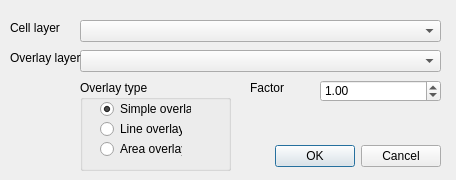
bvthomsen/Cellmaker-qgis, file CellMaker/ui_cellmaker2.ui: the form before one commit.
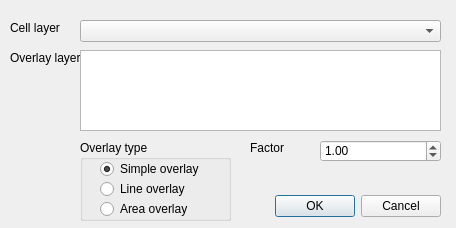
The form after the commit.

The edit to the form file:
```diff
--- a/CellMaker/ui_cellmaker2.ui
+++ b/CellMaker/ui_cellmaker2.ui
@@ -7,7 +7,7 @@
     <x>0</x>
     <y>0</y>
     <width>456</width>
-    <height>180</height>
+    <height>228</height>
    </rect>
   </property>
   <property name="windowTitle">
@@ -16,9 +16,9 @@
   <widget class="QDialogButtonBox" name="buttonBox">
    <property name="geometry">
     <rect>
-     <x>100</x>
-     <y>140</y>
-     <width>341</width>
+     <x>250</x>
+     <y>190</y>
+     <width>191</width>
      <height>32</height>
     </rect>
    </property>
@@ -43,8 +43,8 @@
    <property name="geometry">
     <rect>
      <x>250</x>
-     <y>80</y>
-     <width>51</width>
+     <y>140</y>
+     <width>71</width>
      <height>16</height>
     </rect>
    </property>
@@ -56,7 +56,7 @@
    <property name="geometry">
     <rect>
      <x>320</x>
-     <y>80</y>
+     <y>140</y>
      <width>121</width>
      <height>22</height>
     </rect>
@@ -84,22 +84,12 @@
     <string>Cell layer</string>
    </property>
   </widget>
-  <widget class="QComboBox" name="cbOverlays">
-   <property name="geometry">
-    <rect>
-     <x>80</x>
-     <y>50</y>
-     <width>361</width>
-     <height>22</height>
-    </rect>
-   </property>
-  </widget>
   <widget class="QLabel" name="label_12">
    <property name="geometry">
     <rect>
      <x>10</x>
      <y>50</y>
-     <width>81</width>
+     <width>71</width>
      <height>16</height>
     </rect>
    </property>
@@ -111,9 +101,9 @@
    <property name="geometry">
     <rect>
      <x>80</x>
-     <y>80</y>
+     <y>140</y>
      <width>151</width>
-     <height>91</height>
+     <height>81</height>
     </rect>
    </property>
    <property name="title">
@@ -124,7 +114,7 @@
      <rect>
       <x>20</x>
       <y>20</y>
-      <width>91</width>
+      <width>131</width>
       <height>18</height>
      </rect>
     </property>
@@ -140,7 +130,7 @@
      <rect>
       <x>20</x>
       <y>40</y>
-      <width>82</width>
+      <width>131</width>
       <height>18</height>
      </rect>
     </property>
@@ -153,7 +143,7 @@
      <rect>
       <x>20</x>
       <y>60</y>
-      <width>82</width>
+      <width>131</width>
       <height>18</height>
      </rect>
     </property>
@@ -162,6 +152,22 @@
     </property>
    </widget>
   </widget>
+  <widget class="QListWidget" name="lwOverlays">
+   <property name="geometry">
+    <rect>
+     <x>80</x>
+     <y>50</y>
+     <width>361</width>
+     <height>81</height>
+    </rect>
+   </property>
+   <property name="alternatingRowColors">
+    <bool>true</bool>
+   </property>
+   <property name="selectionMode">
+    <enum>QAbstractItemView::MultiSelection</enum>
+   </property>
+  </widget>
  </widget>
  <resources/>
  <connections>
```
Left out of the diff: 8 changed lines with no effect on the pictures.
